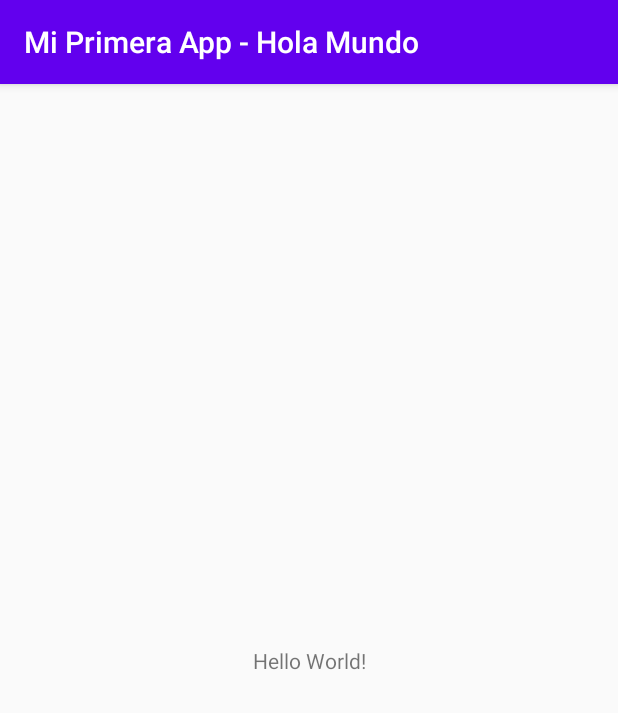
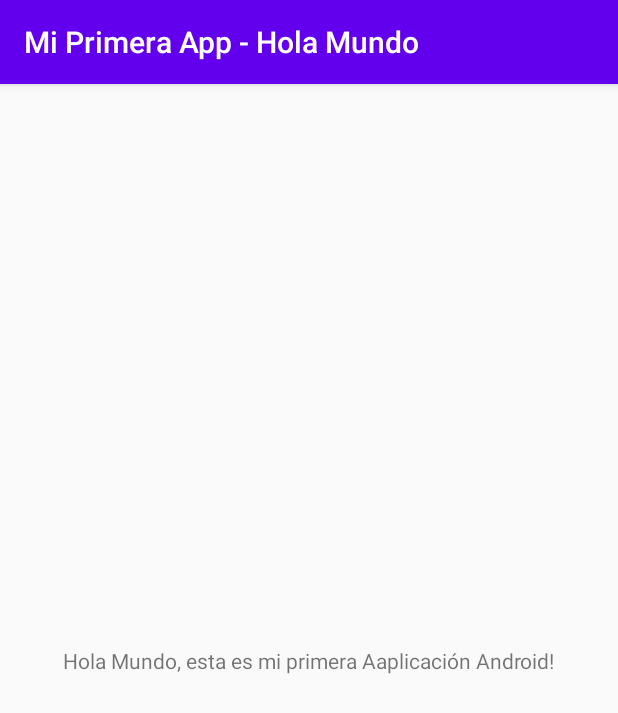
Before and after one commit to Junio28/HolaMundo, an Android app: the screen it shows after launch (MainActivity), on a phone screen of 412 x 824 dp. Shown: the top 713 px of the screen. Run offline under Robolectric (Android 15) with nearby library versions, the phone set to English and light mode, and no system bars.

```diff
--- a/app/src/main/res/layout/activity_main.xml
+++ b/app/src/main/res/layout/activity_main.xml
@@ -9,7 +9,7 @@
     <TextView
         android:layout_width="wrap_content"
         android:layout_height="wrap_content"
-        android:text="Hello World!"
+        android:text="Hola Mundo, esta es mi primera Aaplicación Android!"
         app:layout_constraintBottom_toBottomOf="parent"
         app:layout_constraintLeft_toLeftOf="parent"
         app:layout_constraintRight_toRightOf="parent"
```
